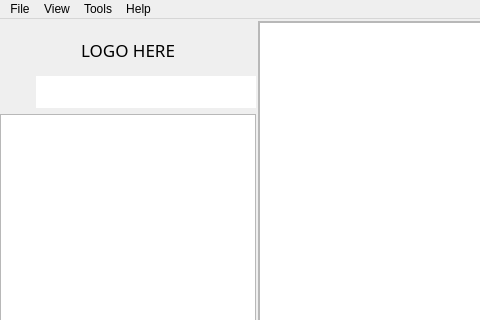
This is src/ui/mainwindow.ui in KJNeko/Atlas as Qt 5 draws it before an edit; both pictures show x 0 to 480 and y 0 to 320 of the 1280 by 720 pixel window. The edited form follows.
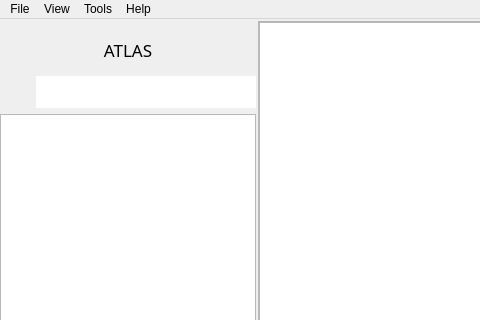
This is the edited form. Icons and pictures are not drawn. Custom widgets are drawn as their Qt base class.

```diff
--- a/src/ui/mainwindow.ui
+++ b/src/ui/mainwindow.ui
@@ -184,7 +184,7 @@
           </font>
          </property>
          <property name="text">
-          <string>LOGO HERE</string>
+          <string>ATLAS</string>
          </property>
          <property name="alignment">
           <set>Qt::AlignCenter</set>
```
